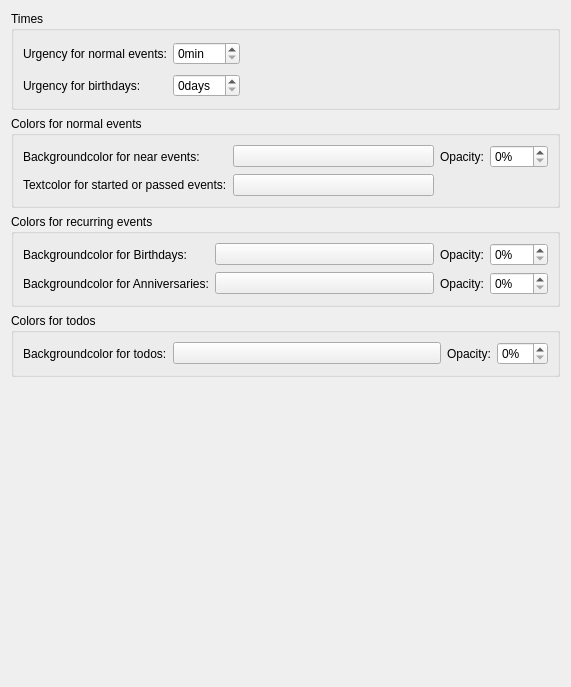
KDE/plasmoid-eventlist, file src/applet/eventappletcolorconfig.ui: the form before one commit.
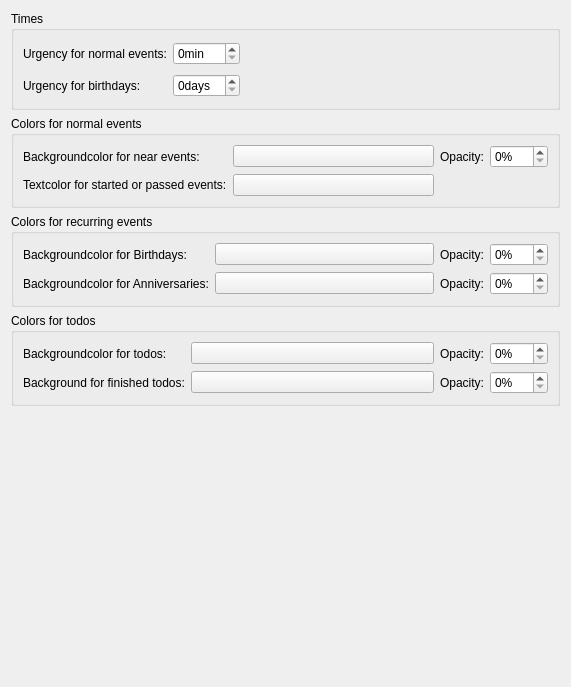
The form after the commit. Custom widgets are drawn as their Qt base class.

Commit message: different color for finished todos

The edit to the form file:
```diff
--- a/src/applet/eventappletcolorconfig.ui
+++ b/src/applet/eventappletcolorconfig.ui
@@ -257,6 +257,39 @@
         <property name="suffix">
          <string>%</string>
         </property>
+        <property name="minimum">
+         <number>0</number>
+        </property>
+        <property name="maximum">
+         <number>100</number>
+        </property>
+       </widget>
+      </item>
+      <item row="1" column="0">
+       <widget class="QLabel" name="label_12">
+        <property name="text">
+         <string>Background for finished todos:</string>
+        </property>
+       </widget>
+      </item>
+      <item row="1" column="1">
+       <widget class="KColorButton" name="finishedTodoButton"/>
+      </item>
+      <item row="1" column="2">
+       <widget class="QLabel" name="label_13">
+        <property name="text">
+         <string>Opacity:</string>
+        </property>
+       </widget>
+      </item>
+      <item row="1" column="3">
+       <widget class="KIntSpinBox" name="finishedTodoOpacity">
+        <property name="suffix">
+         <string>%</string>
+        </property>
+        <property name="maximum">
+         <number>100</number>
+        </property>
        </widget>
       </item>
      </layout>
```
The commit also changes 4 other files.
